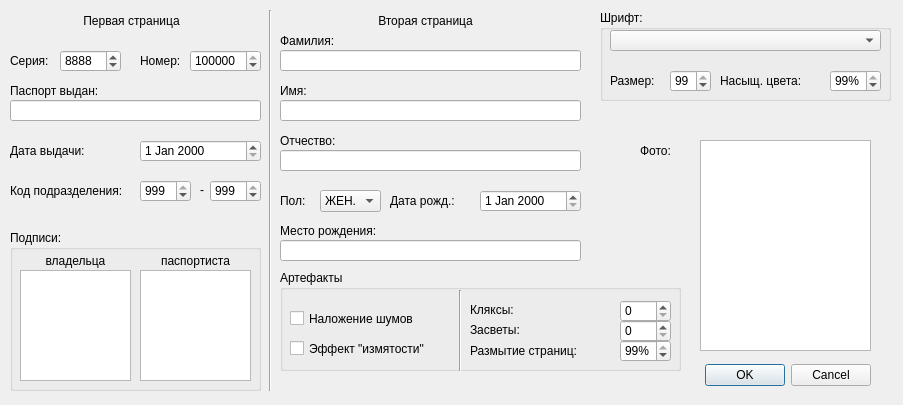
The window that ChangeDataDialog.ui (AM97Y/SyntheticPassportGenerate) describes before a commit, drawn with Qt 5.
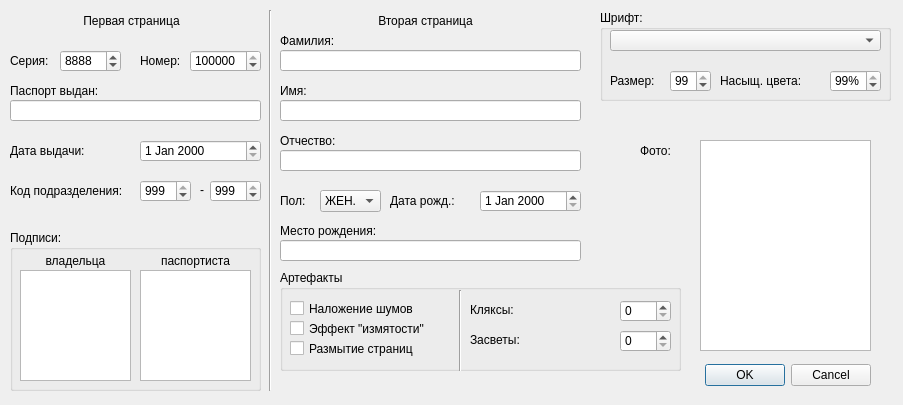
The same window after the commit.

Commit message: Edited blur image.

```diff
--- a/ChangeDataDialog.ui
+++ b/ChangeDataDialog.ui
@@ -457,7 +457,7 @@
     <property name="geometry">
      <rect>
       <x>10</x>
-      <y>40</y>
+      <y>30</y>
       <width>171</width>
       <height>17</height>
      </rect>
@@ -470,7 +470,7 @@
     <property name="geometry">
      <rect>
       <x>10</x>
-      <y>70</y>
+      <y>50</y>
       <width>161</width>
       <height>17</height>
      </rect>
@@ -496,7 +496,7 @@
     <property name="geometry">
      <rect>
       <x>340</x>
-      <y>50</y>
+      <y>60</y>
       <width>51</width>
       <height>22</height>
      </rect>
@@ -522,7 +522,7 @@
     <property name="geometry">
      <rect>
       <x>190</x>
-      <y>50</y>
+      <y>60</y>
       <width>71</width>
       <height>20</height>
      </rect>
@@ -544,39 +544,17 @@
      <enum>Qt::Vertical</enum>
     </property>
    </widget>
-   <widget class="QLabel" name="label_19">
+   <widget class="QCheckBox" name="blurCheckBox">
     <property name="geometry">
      <rect>
-      <x>190</x>
+      <x>10</x>
       <y>70</y>
-      <width>141</width>
-      <height>21</height>
+      <width>161</width>
+      <height>17</height>
      </rect>
     </property>
     <property name="text">
-     <string>Размытие страниц:</string>
-    </property>
-   </widget>
-   <widget class="QSpinBox" name="blurFlashnumBlotsnum">
-    <property name="geometry">
-     <rect>
-      <x>340</x>
-      <y>70</y>
-      <width>51</width>
-      <height>22</height>
-     </rect>
-    </property>
-    <property name="suffix">
-     <string>%</string>
-    </property>
-    <property name="maximum">
-     <number>99</number>
-    </property>
-    <property name="value">
-     <number>99</number>
-    </property>
-    <property name="displayIntegerBase">
-     <number>10</number>
+     <string>Размытие страниц</string>
     </property>
    </widget>
   </widget>
```
The commit also changes 4 other files.
